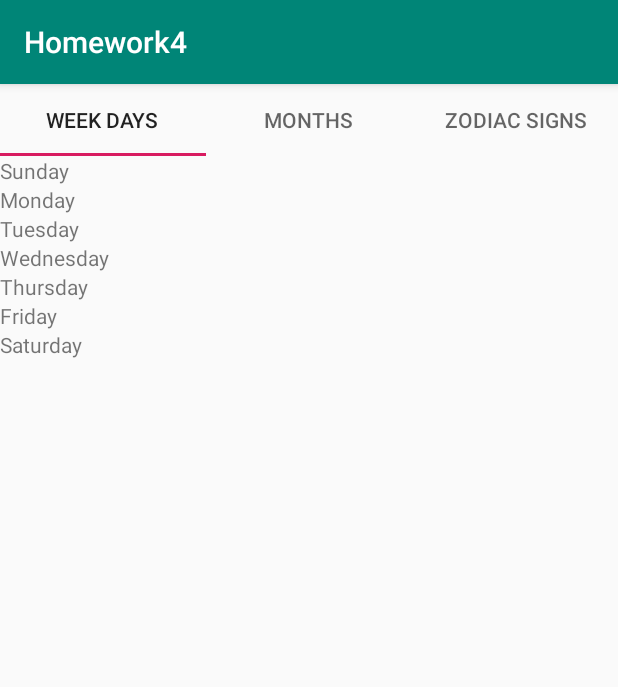
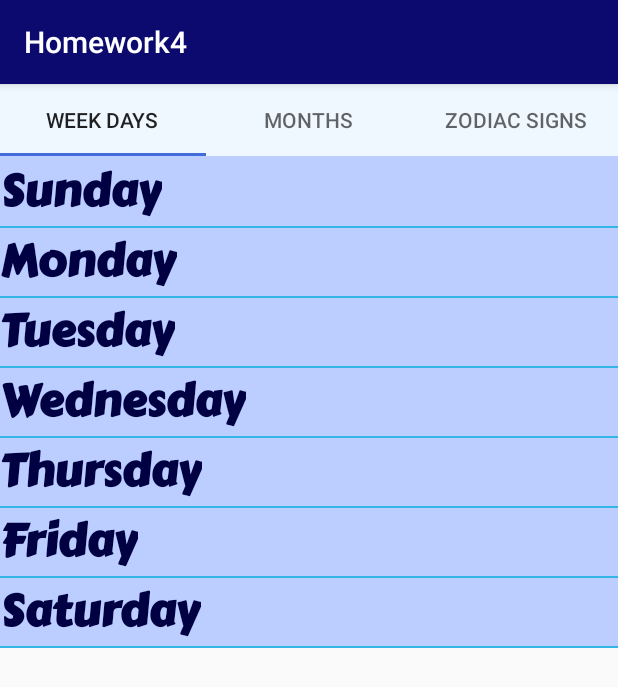
Before and after one commit to mayada1994/Homework4, an Android app: the screen it shows after launch (MainActivity), on a phone screen of 412 x 824 dp. Shown: the top 687 px of the screen. Run offline under Robolectric (Android 15) with nearby library versions, the phone set to English and light mode, and no system bars.

Commit message:
Added visual polish

```diff
--- /dev/null
+++ b/app/src/main/java/com/example/mayada/homework4/CustomItemDecoration.kt
@@ -0,0 +1,33 @@
+package com.example.mayada.homework4
+
+import android.content.Context
+import android.graphics.Canvas
+import android.support.v7.widget.RecyclerView
+import android.graphics.drawable.Drawable
+
+
+class CustomItemDecoration(context: Context) : RecyclerView.ItemDecoration() {
+    private val mDivider: Drawable
+
+    init {
+        mDivider = context.getResources().getDrawable(R.drawable.divider)
+    }
+
+    override fun onDrawOver(c: Canvas, parent: RecyclerView, state: RecyclerView.State) {
+        val left = parent.paddingLeft
+        val right = parent.width - parent.paddingRight
+
+        val childCount = parent.childCount
+        for (i in 0 until childCount) {
+            val child = parent.getChildAt(i)
+
+            val params = child.layoutParams as RecyclerView.LayoutParams
+
+            val top = child.bottom + params.bottomMargin
+            val bottom = top + mDivider.intrinsicHeight
+
+            mDivider.setBounds(left, top, right, bottom)
+            mDivider.draw(c)
+        }
+    }
+}
--- a/app/src/main/java/com/example/mayada/homework4/MainActivity.kt
+++ b/app/src/main/java/com/example/mayada/homework4/MainActivity.kt
@@ -6,15 +6,12 @@ import kotlinx.android.synthetic.main.activity_main.*
 import android.support.v4.view.ViewPager
 import com.example.mayada.homework4.adapters.CategoryAdapter
 
-
-
-
 class MainActivity : AppCompatActivity() {
 
     override fun onCreate(savedInstanceState: Bundle?) {
         super.onCreate(savedInstanceState)
         setContentView(R.layout.activity_main)
-        val viewPager = findViewById(R.id.view_pager) as ViewPager
+        val viewPager = findViewById<ViewPager>(R.id.view_pager)
         val adapter = CategoryAdapter(this, supportFragmentManager)
         viewPager.adapter = adapter
         tab_layout.setupWithViewPager(viewPager)
--- a/app/src/main/java/com/example/mayada/homework4/fragments/MonthFragment.kt
+++ b/app/src/main/java/com/example/mayada/homework4/fragments/MonthFragment.kt
@@ -6,6 +6,7 @@ import android.support.v7.widget.LinearLayoutManager
 import android.view.LayoutInflater
 import android.view.View
 import android.view.ViewGroup
+import com.example.mayada.homework4.CustomItemDecoration
 import com.example.mayada.homework4.Item
 import com.example.mayada.homework4.R
 import kotlinx.android.synthetic.main.month_fragment.view.*
@@ -16,7 +17,7 @@ class MonthFragment : Fragment() {
         val view = inflater.inflate(R.layout.month_fragment, container, false)
         val recyclerView = view.month_recycler_view
         val layoutManager = LinearLayoutManager(context)
-        val items:ArrayList<Item> = ArrayList()
+        val items: ArrayList<Item> = ArrayList()
         items.add(Item("January", -1))
         items.add(Item("February", -1))
         items.add(Item("March", -1))
@@ -32,6 +33,7 @@ class MonthFragment : Fragment() {
         val adapter = ItemAdapter(items)
         recyclerView.layoutManager = layoutManager
         recyclerView.adapter = adapter
+        recyclerView.addItemDecoration(CustomItemDecoration(this.context!!))
         return view
     }
 }
--- a/app/src/main/java/com/example/mayada/homework4/fragments/WeekDayFragment.kt
+++ b/app/src/main/java/com/example/mayada/homework4/fragments/WeekDayFragment.kt
@@ -1,11 +1,15 @@
 package com.example.mayada.homework4.fragments
 
+import android.graphics.drawable.ClipDrawable
+import android.graphics.drawable.InsetDrawable
 import android.os.Bundle
 import android.support.v4.app.Fragment
+import android.support.v7.widget.DividerItemDecoration
 import android.support.v7.widget.LinearLayoutManager
 import android.view.LayoutInflater
 import android.view.View
 import android.view.ViewGroup
+import com.example.mayada.homework4.CustomItemDecoration
 import com.example.mayada.homework4.Item
 import com.example.mayada.homework4.R
 import com.example.mayada.homework4.adapters.ItemAdapter
@@ -17,7 +21,7 @@ class WeekDayFragment : Fragment() {
         val view = inflater.inflate(R.layout.week_days_fragment, container, false)
         val recyclerView = view.week_days_recycler_view
         val layoutManager = LinearLayoutManager(context)
-        val items:ArrayList<Item> = ArrayList()
+        val items: ArrayList<Item> = ArrayList()
         items.add(Item("Sunday", -1))
         items.add(Item("Monday", -1))
         items.add(Item("Tuesday", -1))
@@ -28,6 +32,7 @@ class WeekDayFragment : Fragment() {
         val adapter = ItemAdapter(items)
         recyclerView.layoutManager = layoutManager
         recyclerView.adapter = adapter
+        recyclerView.addItemDecoration(CustomItemDecoration(this.context!!))
         return view
     }
 }
--- a/app/src/main/java/com/example/mayada/homework4/fragments/ZodiacSignFragment.kt
+++ b/app/src/main/java/com/example/mayada/homework4/fragments/ZodiacSignFragment.kt
@@ -10,13 +10,17 @@ import com.example.mayada.homework4.Item
 import com.example.mayada.homework4.R
 import com.example.mayada.homework4.adapters.ItemAdapter
 import kotlinx.android.synthetic.main.zodiac_sign_fragment.view.*
+import android.support.v7.widget.DividerItemDecoration
+import android.graphics.drawable.InsetDrawable
+import com.example.mayada.homework4.CustomItemDecoration
+
 
 class ZodiacSignFragment : Fragment() {
     override fun onCreateView(inflater: LayoutInflater, container: ViewGroup?, savedInstanceState: Bundle?): View? {
         val view = inflater.inflate(R.layout.zodiac_sign_fragment, container, false)
         val recyclerView = view.zodiac_sign_recycler_view
         val layoutManager = LinearLayoutManager(context)
-        val items:ArrayList<Item> = ArrayList()
+        val items: ArrayList<Item> = ArrayList()
         items.add(Item("Aries", R.drawable.aries))
         items.add(Item("Taurus", R.drawable.taurus))
         items.add(Item("Gemini", R.drawable.gemini))
@@ -32,6 +36,7 @@ class ZodiacSignFragment : Fragment() {
         val adapter = ItemAdapter(items)
         recyclerView.layoutManager = layoutManager
         recyclerView.adapter = adapter
+        recyclerView.addItemDecoration(CustomItemDecoration(this.context!!))
         return view
     }
 }
--- /dev/null
+++ b/app/src/main/res/drawable/divider.xml
@@ -0,0 +1,11 @@
+<?xml version="1.0" encoding="utf-8"?>
+<shape xmlns:android="http://schemas.android.com/apk/res/android"
+       android:shape="rectangle">
+
+    <size
+            android:width="1dp"
+            android:height="1dp" />
+
+    <solid android:color="@android:color/holo_blue_light" />
+
+</shape>
--- a/app/src/main/res/layout/activity_main.xml
+++ b/app/src/main/res/layout/activity_main.xml
@@ -2,7 +2,6 @@
 <LinearLayout
         xmlns:android="http://schemas.android.com/apk/res/android"
         xmlns:tools="http://schemas.android.com/tools"
-        xmlns:app="http://schemas.android.com/apk/res-auto"
         android:layout_width="match_parent"
         android:layout_height="match_parent"
         android:orientation="vertical"
@@ -11,7 +10,8 @@
     <android.support.design.widget.TabLayout
             android:layout_width="match_parent"
             android:layout_height="wrap_content"
-            android:id="@+id/tab_layout">
+            android:id="@+id/tab_layout"
+            android:background="@color/tabs">
     </android.support.design.widget.TabLayout>
 
     <android.support.v4.view.ViewPager
--- a/app/src/main/res/layout/item.xml
+++ b/app/src/main/res/layout/item.xml
@@ -1,18 +1,37 @@
 <?xml version="1.0" encoding="utf-8"?>
-<LinearLayout xmlns:android="http://schemas.android.com/apk/res/android"
-              android:layout_width="wrap_content"
-              android:layout_height="wrap_content"
-              android:orientation="vertical"
-              android:gravity="center">
-
-    <ImageView
-            android:id="@+id/item_image"
-            android:layout_width="100dp"
-            android:layout_height="100dp"/>
+<android.support.constraint.ConstraintLayout
+        xmlns:android="http://schemas.android.com/apk/res/android"
+        xmlns:tools="http://schemas.android.com/tools"
+        xmlns:app="http://schemas.android.com/apk/res-auto"
+        android:layout_width="match_parent"
+        android:layout_height="wrap_content"
+        android:orientation="horizontal"
+        android:background="@color/background_color">
 
     <TextView
             android:id="@+id/item_text"
             android:layout_width="wrap_content"
-            android:layout_height="wrap_content"/>
+            android:layout_height="wrap_content"
+            app:layout_constraintBottom_toBottomOf="parent"
+            app:layout_constraintTop_toTopOf="parent"
+            app:layout_constraintEnd_toStartOf="@id/item_image"
+            app:layout_constraintStart_toStartOf="parent"
+            android:textStyle="bold"
+            android:textSize="30sp"
+            android:textColor="@color/colorPrimaryDark"
+            android:fontFamily="@font/carter_one"
+            tools:text="text" tools:fontFamily="@font/carter_one"/>
 
-</LinearLayout>
+    <ImageView
+            android:id="@+id/item_image"
+            android:layout_width="50dp"
+            android:layout_height="50dp"
+            app:layout_constraintBottom_toBottomOf="parent"
+            app:layout_constraintTop_toTopOf="parent"
+            app:layout_constraintEnd_toEndOf="parent"
+            android:layout_marginEnd="8dp"
+            android:paddingTop="4dp"
+            android:paddingBottom="4dp"
+            tools:src="@mipmap/ic_launcher"/>
+
+</android.support.constraint.ConstraintLayout>
--- a/app/src/main/res/values/colors.xml
+++ b/app/src/main/res/values/colors.xml
@@ -1,6 +1,8 @@
 <?xml version="1.0" encoding="utf-8"?>
 <resources>
-    <color name="colorPrimary">#008577</color>
-    <color name="colorPrimaryDark">#00574B</color>
-    <color name="colorAccent">#D81B60</color>
+    <color name="colorPrimary">#0c096f</color>
+    <color name="colorPrimaryDark">#000043</color>
+    <color name="colorAccent">#426cda</color>
+    <color name="background_color">#bbceff</color>
+    <color name="tabs">#f0f8ff</color>
 </resources>
--- /dev/null
+++ b/app/src/main/res/values/dimen.xml
@@ -0,0 +1,4 @@
+<?xml version="1.0" encoding="utf-8"?>
+<resources>
+    <dimen name="item_margin">8dp</dimen>
+</resources>
```
Also changed, not shown: app/src/main/res/font/carter_one.ttf (added).
